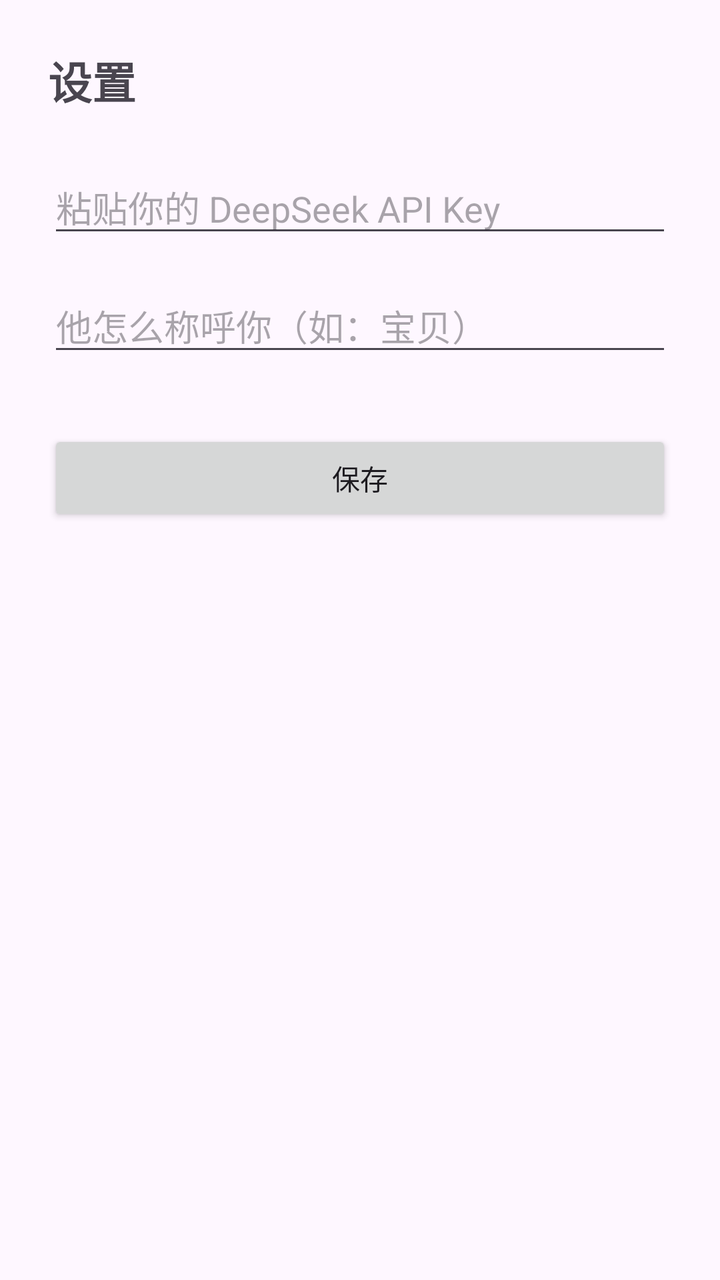
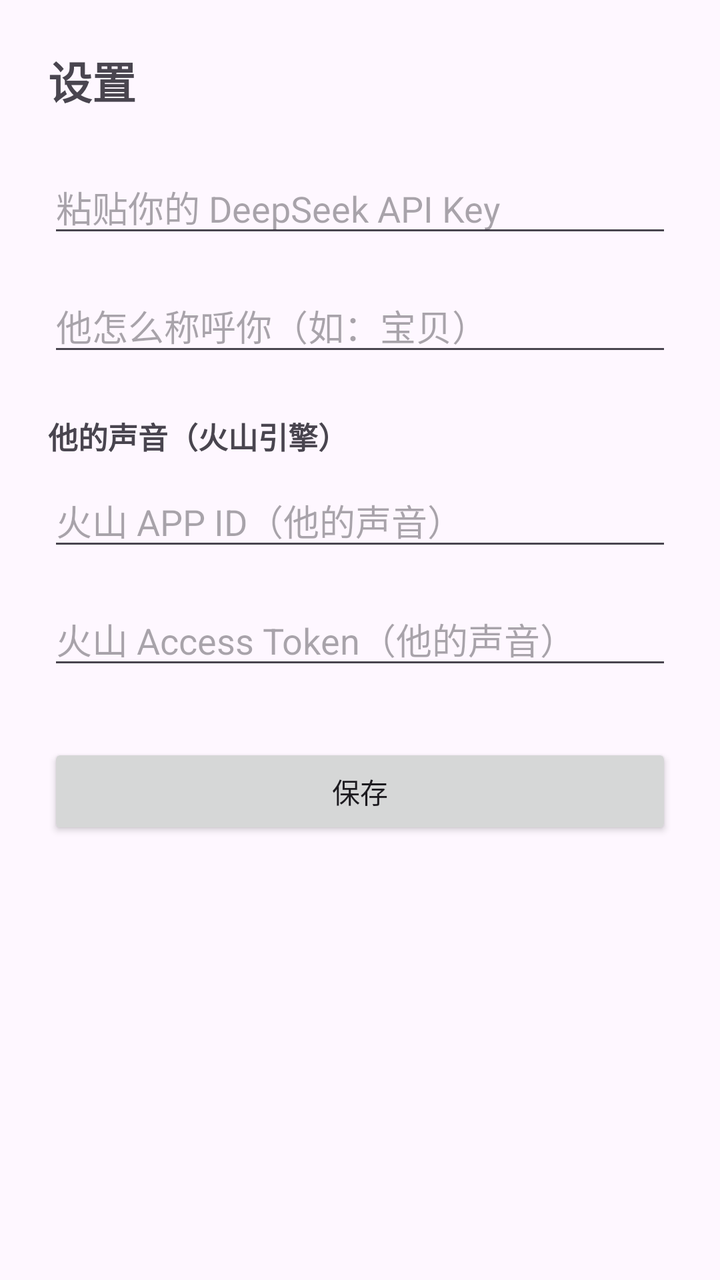

Compare the two renders of this Android layout. The source of the first and the diff that turns it into the second are given below.
<!-- AndroidManifest.xml: application theme Theme.MengChong -->
<!-- res/layout/activity_settings.xml -->
<?xml version="1.0" encoding="utf-8"?>
<LinearLayout xmlns:android="http://schemas.android.com/apk/res/android"
    android:layout_width="match_parent"
    android:layout_height="match_parent"
    android:orientation="vertical"
    android:padding="24dp">

    <TextView
        android:layout_width="wrap_content"
        android:layout_height="wrap_content"
        android:text="@string/settings_title"
        android:textSize="22sp"
        android:textStyle="bold"
        android:layout_marginBottom="24dp" />

    <EditText
        android:id="@+id/apiKeyInput"
        android:layout_width="match_parent"
        android:layout_height="wrap_content"
        android:hint="@string/hint_api_key"
        android:inputType="textPassword"
        android:autofillHints="" />

    <EditText
        android:id="@+id/nicknameInput"
        android:layout_width="match_parent"
        android:layout_height="wrap_content"
        android:layout_marginTop="16dp"
        android:hint="@string/hint_nickname"
        android:inputType="text"
        android:autofillHints="" />

    <Button
        android:id="@+id/saveButton"
        android:layout_width="match_parent"
        android:layout_height="wrap_content"
        android:layout_marginTop="32dp"
        android:text="@string/save" />

</LinearLayout>
<!-- resources referenced by this layout -->
<resources>
  <string name="hint_api_key">粘贴你的 DeepSeek API Key</string>
  <string name="hint_nickname">他怎么称呼你（如：宝贝）</string>
  <string name="save">保存</string>
  <string name="settings_title">设置</string>
  <style name="Theme.MengChong" parent="Theme.Material3.DayNight.NoActionBar" />
</resources>

<!-- the commit's change to res/layout/activity_settings.xml (unified diff, before → after) -->
@@ -30,6 +30,32 @@
         android:inputType="text"
         android:autofillHints="" />
 
+    <TextView
+        android:layout_width="wrap_content"
+        android:layout_height="wrap_content"
+        android:layout_marginTop="24dp"
+        android:text="他的声音（火山引擎）"
+        android:textSize="15sp"
+        android:textStyle="bold" />
+
+    <EditText
+        android:id="@+id/volcAppIdInput"
+        android:layout_width="match_parent"
+        android:layout_height="wrap_content"
+        android:layout_marginTop="8dp"
+        android:hint="@string/hint_volc_appid"
+        android:inputType="text"
+        android:autofillHints="" />
+
+    <EditText
+        android:id="@+id/volcTokenInput"
+        android:layout_width="match_parent"
+        android:layout_height="wrap_content"
+        android:layout_marginTop="16dp"
+        android:hint="@string/hint_volc_token"
+        android:inputType="textPassword"
+        android:autofillHints="" />
+
     <Button
         android:id="@+id/saveButton"
         android:layout_width="match_parent"
<!-- resource entries referenced after the edit -->
@@ -2,6 +2,8 @@
 <resources>
   <string name="hint_api_key">粘贴你的 DeepSeek API Key</string>
   <string name="hint_nickname">他怎么称呼你（如：宝贝）</string>
+  <string name="hint_volc_appid">火山 APP ID（他的声音）</string>
+  <string name="hint_volc_token">火山 Access Token（他的声音）</string>
   <string name="save">保存</string>
   <string name="settings_title">设置</string>
   <style name="Theme.MengChong" parent="Theme.Material3.DayNight.NoActionBar" />
